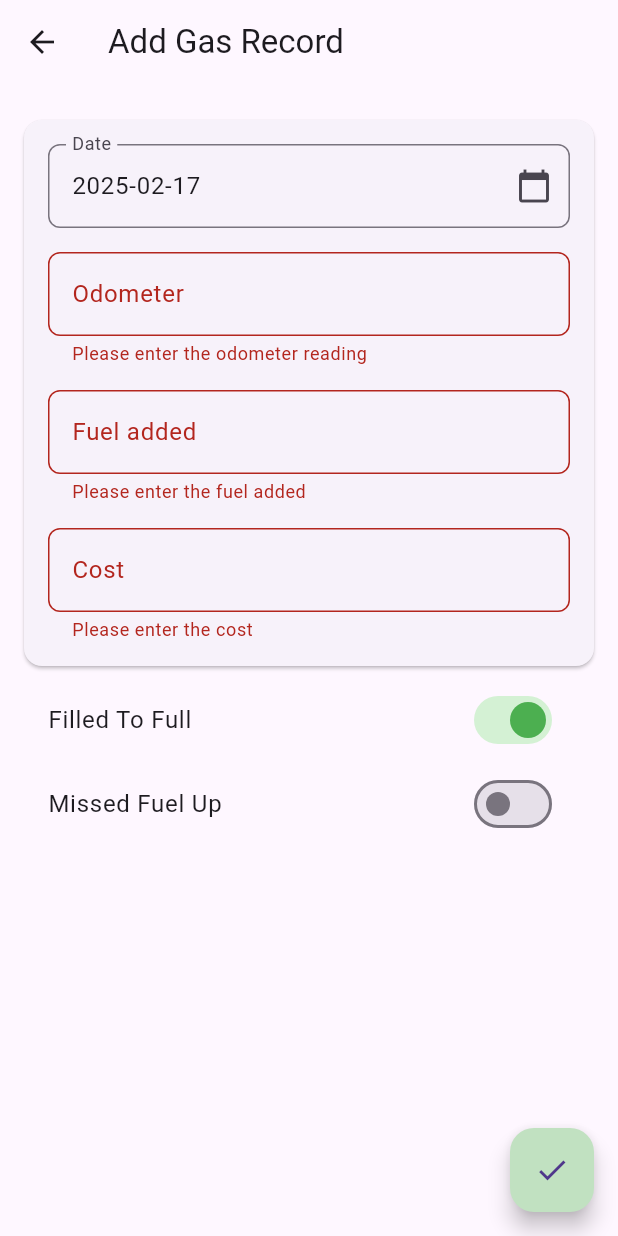
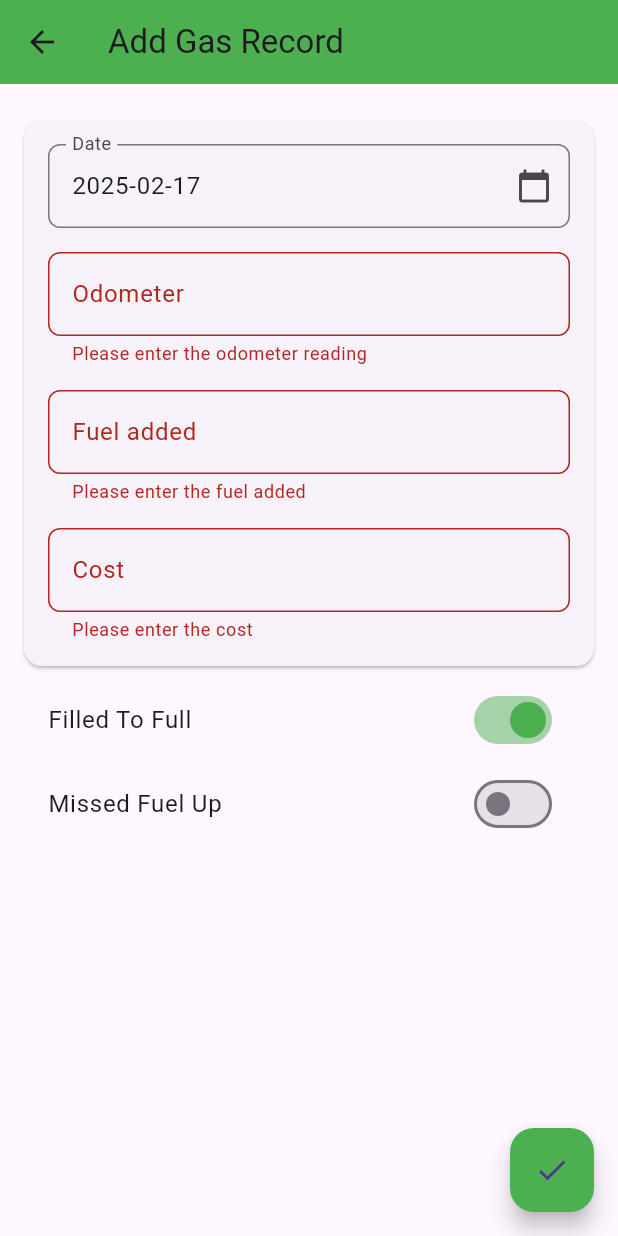
Before and after one commit to davidlesicnik/mobilelogger, a Flutter app: the AddGasRecordPage screen opened directly with empty values, after a tap on the "check" icon, on a phone screen of 412 x 824 dp. Run offline on Flutter 3.47's test engine with Material 3 defaults, Android fonts, the phone set to English and light mode, and no system bars; our stand-ins replace sqflite; accounts and stored records are empty.

Commit message:
big ole code refactoriong

```diff
--- a/lib/add_gas_record_page.dart
+++ b/lib/add_gas_record_page.dart
@@ -123,11 +123,40 @@ class _AddGasRecordPageState extends State<AddGasRecordPage> {
     }
   }
 
+  Widget _buildTextFormField({
+    required TextEditingController controller,
+    required String labelText,
+    required String validatorMessage,
+    bool readOnly = false,
+    VoidCallback? onTap,
+    Widget? suffixIcon,
+  }) {
+    return TextFormField(
+      controller: controller,
+      decoration: InputDecoration(
+        labelText: labelText,
+        suffixIcon: suffixIcon,
+        border: OutlineInputBorder(
+          borderRadius: BorderRadius.circular(8.0),
+        ),
+      ),
+      validator: (value) {
+        if (value == null || value.isEmpty) {
+          return validatorMessage;
+        }
+        return null;
+      },
+      readOnly: readOnly,
+      onTap: onTap,
+    );
+  }
+
   @override
   Widget build(BuildContext context) {
     return Scaffold(
       appBar: AppBar(
         title: Text('Add Gas Record'),
+        backgroundColor: Colors.green, // Set AppBar color to green
       ),
       body: Padding(
         padding: const EdgeInsets.all(16.0),
@@ -141,74 +170,34 @@ class _AddGasRecordPageState extends State<AddGasRecordPage> {
                   padding: const EdgeInsets.all(16.0),
                   child: Column(
                     children: [
-                      TextFormField(
+                      _buildTextFormField(
                         controller: _dateController,
-                        decoration: InputDecoration(
                         labelText: 'Date',
+                        validatorMessage: 'Please enter a date',
+                        readOnly: true,
+                        onTap: () => _selectDate(context),
                         suffixIcon: IconButton(
                           icon: Icon(Icons.calendar_today),
                           onPressed: () => _selectDate(context),
                         ),
-                          border: OutlineInputBorder(
-                            borderRadius: BorderRadius.circular(8.0),
-                          ),
-                        ),
-                        validator: (value) {
-                          if (value == null || value.isEmpty) {
-                            return 'Please enter a date';
-                          }
-                          return null;
-                        },
-                        readOnly: true,
-                        onTap: () => _selectDate(context),
                       ),
                       SizedBox(height: 16.0),
-                      TextFormField(
+                      _buildTextFormField(
                         controller: _odometerController,
-                        decoration: InputDecoration(
                         labelText: 'Odometer',
-                          border: OutlineInputBorder(
-                            borderRadius: BorderRadius.circular(8.0),
-                          ),
-                        ),
-                        validator: (value) {
-                          if (value == null || value.isEmpty) {
-                            return 'Please enter the odometer reading';
-                          }
-                          return null;
-                        },
+                        validatorMessage: 'Please enter the odometer reading',
                       ),
                       SizedBox(height: 16.0),
-                      TextFormField(
+                      _buildTextFormField(
                         controller: _fuelConsumedController,
-                        decoration: InputDecoration(
                         labelText: 'Fuel added',
-                          border: OutlineInputBorder(
-                            borderRadius: BorderRadius.circular(8.0),
-                          ),
-                        ),
-                        validator: (value) {
-                          if (value == null || value.isEmpty) {
-                            return 'Please enter the fuel added';
-                          }
-                          return null;
-                        },
+                        validatorMessage: 'Please enter the fuel added',
                       ),
                       SizedBox(height: 16.0),
-                      TextFormField(
+                      _buildTextFormField(
                         controller: _costController,
-                        decoration: InputDecoration(
                         labelText: 'Cost',
-                          border: OutlineInputBorder(
-                            borderRadius: BorderRadius.circular(8.0),
-                          ),
-                        ),
-                        validator: (value) {
-                          if (value == null || value.isEmpty) {
-                            return 'Please enter the cost';
-                          }
-                          return null;
-                        },
+                        validatorMessage: 'Please enter the cost',
                       ),
                     ],
                   ),
@@ -222,10 +211,7 @@ class _AddGasRecordPageState extends State<AddGasRecordPage> {
                     _isFillToFull = value;
                   });
                 },
-                activeColor: Colors.green, // Pastel green color for the thumb
-                activeTrackColor: Color(0xFFD4F1D4), // Light steel blue color for the track
-                inactiveThumbColor: Colors.grey, // Grey color for the thumb when inactive
-                inactiveTrackColor: Colors.black12, // Light grey color for the track when inactive
+                activeColor: Colors.green, // Set switch active color to green
               ),
               SwitchListTile(
                 title: Text('Missed Fuel Up'),
@@ -235,7 +221,7 @@ class _AddGasRecordPageState extends State<AddGasRecordPage> {
                     _missedFuelUp = value;
                   });
                 },
-                activeColor: Color(0xFFC1E1C1), // Pastel green color
+                activeColor: Colors.green, // Set switch active color to green
               ),
             ],
           ),
@@ -244,7 +230,7 @@ class _AddGasRecordPageState extends State<AddGasRecordPage> {
       floatingActionButton: FloatingActionButton(
         onPressed: _submitForm,
         child: Icon(Icons.check),
-        backgroundColor: Color(0xFFC1E1C1), // Pastel green color
+        backgroundColor: Colors.green, // Set FAB color to green
         // Increase the size of the FAB
         mini: false,
       ),
```
Also changed, not shown: lib/records_models.dart (+25 -0 lines), lib/vehicledetail.dart (+23 -55 lines), 1 other file. Lines whose indentation alone changed are shown as unchanged.
